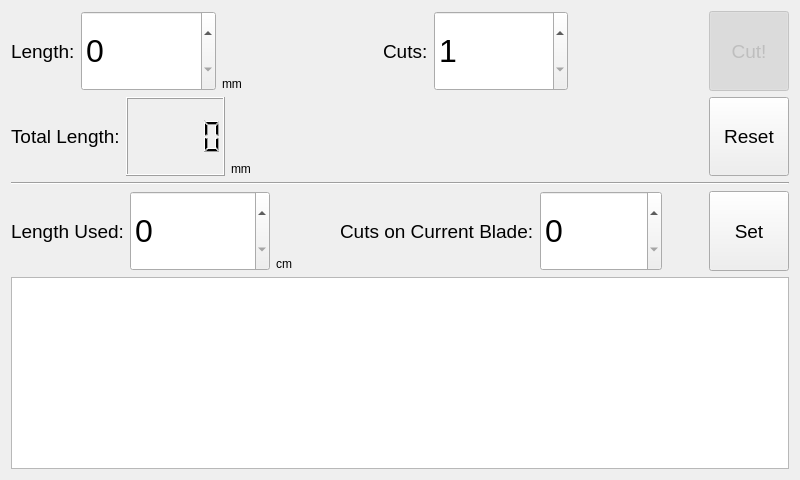
fwappy/tubingCutter, file cutter.ui: the form before one commit.
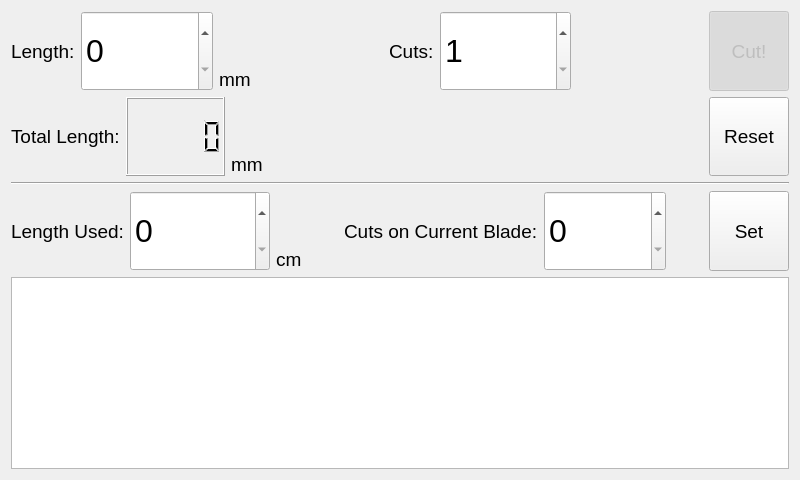
The form after the commit.

Commit message: finish resizing fonts

What changed in the file:
```diff
--- a/cutter.ui
+++ b/cutter.ui
@@ -100,6 +100,11 @@
      </item>
      <item>
       <widget class="QLabel" name="rollUnits">
+       <property name="font">
+        <font>
+         <pointsize>14</pointsize>
+        </font>
+       </property>
        <property name="text">
         <string>cm</string>
        </property>
@@ -215,6 +220,11 @@
      </item>
      <item>
       <widget class="QLabel" name="lengthUnits">
+       <property name="font">
+        <font>
+         <pointsize>14</pointsize>
+        </font>
+       </property>
        <property name="text">
         <string>mm</string>
        </property>
@@ -328,6 +338,11 @@
      </item>
      <item>
       <widget class="QLabel" name="totalUnits">
+       <property name="font">
+        <font>
+         <pointsize>14</pointsize>
+        </font>
+       </property>
        <property name="text">
         <string>mm</string>
        </property>
```
